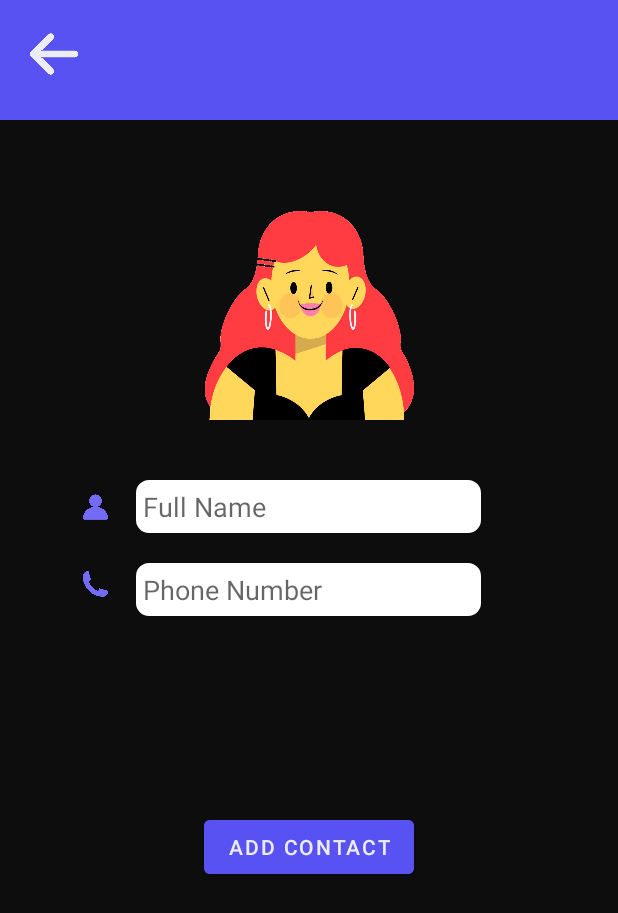
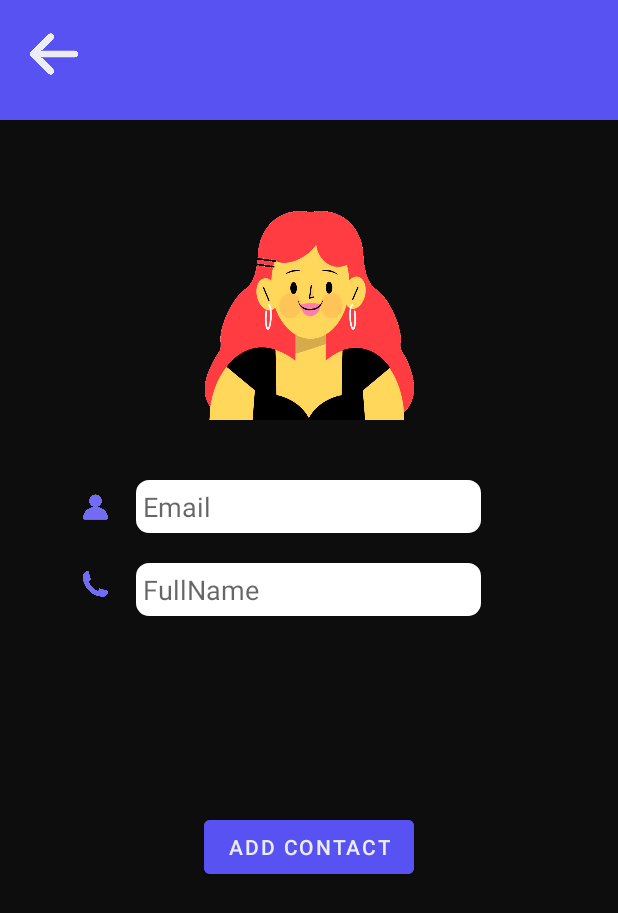
Before and after one commit to BRYAANSET/Texted_App, an Android app: the newcontact_class screen opened directly, with no data from a screen before it, on a phone screen of 412 x 824 dp. Shown: the top 913 px of the screen. Run offline under Robolectric (Android 15) with nearby library versions, the phone set to English and light mode, and no system bars; our stand-ins replace Firebase (no records; nobody signed in at launch, a user with empty details on screens opened directly); Roboto replaces fonts that are not available here.

Commit message:
Added "add contact" function

```diff
--- a/app/src/main/java/com/example/texted_app/contacts_class.java
+++ b/app/src/main/java/com/example/texted_app/contacts_class.java
@@ -66,6 +66,8 @@ public class contacts_class extends AppCompatActivity {
             }
         });
 
+
+
     }
 
     public void getUserId(){
--- a/app/src/main/java/com/example/texted_app/newcontact_class.java
+++ b/app/src/main/java/com/example/texted_app/newcontact_class.java
@@ -1,24 +1,53 @@
 package com.example.texted_app;
+
+import static android.content.ContentValues.TAG;
 
 import android.content.Intent;
 import android.os.Bundle;
+import android.util.Log;
 import android.view.View;
 import android.widget.Button;
+import android.widget.EditText;
 import android.widget.ImageButton;
+import android.widget.Toast;
 
+import androidx.annotation.NonNull;
 import androidx.appcompat.app.AppCompatActivity;
+
+import com.google.firebase.auth.AuthResult;
+import com.google.firebase.auth.FirebaseAuth;
+import com.google.firebase.auth.FirebaseUser;
+import com.google.firebase.firestore.FirebaseFirestore;
+
+import java.util.HashMap;
+import java.util.Map;
 
 public class newcontact_class extends AppCompatActivity {
 
+    FirebaseFirestore db = FirebaseFirestore.getInstance();
+    FirebaseUser currentUser = FirebaseAuth.getInstance().getCurrentUser();
+    FirebaseAuth mAuth = FirebaseAuth.getInstance();
+
+    //We create the action buttons
     ImageButton bBackToContButt;
     Button bAddContButt;
+
+    //We create the label inputs
+    EditText addNewMail, addFullName;
+
+    String currentUserEmail = currentUser.getEmail();
 
     @Override
     protected void onCreate(Bundle savedInstanceState) {
         super.onCreate(savedInstanceState);
         setContentView(R.layout.new_contact);
 
+        //We match the new buttons with their layout id
         bBackToContButt = findViewById(R.id.back_arrow_createac);
+        bAddContButt = findViewById(R.id.button_add_contact);
+        addNewMail = findViewById(R.id.add_eMail);
+        addFullName = findViewById(R.id.add_fullName);
+
         bBackToContButt.setOnClickListener(new View.OnClickListener() {
             @Override
             public void onClick(View view) {
@@ -27,8 +56,34 @@ public class newcontact_class extends AppCompatActivity {
             }
         });
 
+        bAddContButt.setOnClickListener(new View.OnClickListener() {
+            @Override
+            public void onClick(View view) {
+                String newContactEmail = addNewMail.getText().toString();
+                String newContactName = addFullName.getText().toString();
 
+                RegisterNewFriend(newContactEmail, newContactName);
+
+            }
+        });
 
     }
 
+    public void RegisterNewFriend(String newContactEmail, String newContactName) {
+
+
+
+        // Sign in success, update UI with the signed-in user's information
+        FirebaseUser user = mAuth.getCurrentUser();
+        Map<String, Object> uData = new HashMap<>();
+
+        uData.put("email", newContactEmail);
+        uData.put("fullName", newContactName);
+
+        db.collection("users").document(user.getEmail().toString()).collection("contacts").document(newContactEmail).set(uData);
+        Toast.makeText(newcontact_class.this, "User has been created succesfully", Toast.LENGTH_SHORT).show();
+        Intent intent = new Intent(newcontact_class.this, newcontact_class.class);
+        startActivity(intent);
+
+    }
 }
--- a/app/src/main/res/layout/new_contact.xml
+++ b/app/src/main/res/layout/new_contact.xml
@@ -40,13 +40,13 @@
                 android:background="@drawable/_424134"/>
 
             <EditText
-                android:id="@+id/add_fullName"
+                android:id="@+id/add_eMail"
                 android:layout_width="230dp"
                 android:layout_height="35dp"
                 android:layout_below="@id/photo_contact"
                 android:layout_centerHorizontal="true"
                 android:layout_marginTop="40dp"
-                android:hint=" Full Name"
+                android:hint=" Email"
                 android:inputType="textPersonName"
                 android:background="@drawable/rounded_textinput"
                 tools:ignore="TouchTargetSizeCheck"></EditText>
@@ -56,19 +56,19 @@
                 android:layout_height="20dp"
                 android:layout_below="@id/photo_contact"
                 android:layout_marginTop="48dp"
-                android:layout_alignRight="@id/add_fullName"
+                android:layout_alignRight="@id/add_eMail"
                 android:layout_marginRight="240dp"
                 android:contentDescription="@string/user_pic"
                 app:srcCompat="@drawable/contact" />
 
             <EditText
-                android:id="@+id/add_Phone"
+                android:id="@+id/add_fullName"
                 android:layout_width="230dp"
                 android:layout_height="35dp"
-                android:layout_below="@id/add_fullName"
+                android:layout_below="@id/add_eMail"
                 android:layout_centerHorizontal="true"
                 android:layout_marginTop="20dp"
-                android:hint=" Phone Number"
+                android:hint=" FullName"
                 android:inputType="textPersonName"
                 android:background="@drawable/rounded_textinput"
                 tools:ignore="TouchTargetSizeCheck"></EditText>
@@ -78,14 +78,14 @@
                 android:layout_height="20dp"
                 android:layout_marginTop="99dp"
                 android:layout_below="@id/photo_contact"
-                android:layout_alignRight="@id/add_Phone"
+                android:layout_alignRight="@id/add_fullName"
                 android:layout_marginRight="240dp"
                 app:srcCompat="@drawable/call" />
             <Button
                 android:id="@+id/button_add_contact"
                 android:layout_width="wrap_content"
                 android:layout_height="wrap_content"
-                android:layout_below="@id/add_Phone"
+                android:layout_below="@id/add_fullName"
                 android:layout_centerHorizontal="true"
                 android:layout_marginTop="130dp"
                 android:backgroundTint="#5852F2"
```
